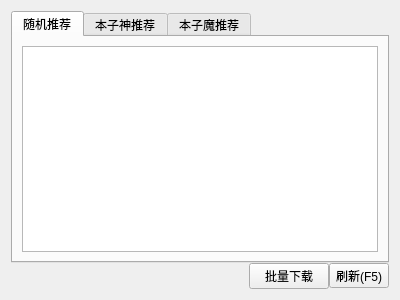
Before: the Qt Designer form ui/ui_index.ui in tonquer/picacg-qt, drawn with Qt 5.
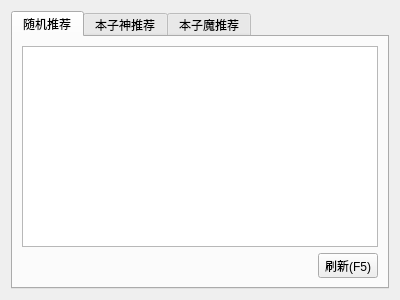
After: the same form once the commit is applied. Custom widgets are drawn as their Qt base class.

The edit to the form file:
```diff
--- a/ui/ui_index.ui
+++ b/ui/ui_index.ui
@@ -37,6 +37,33 @@
          </property>
         </widget>
        </item>
+       <item>
+        <layout class="QHBoxLayout" name="horizontalLayout">
+         <item>
+          <spacer name="horizontalSpacer">
+           <property name="orientation">
+            <enum>Qt::Horizontal</enum>
+           </property>
+           <property name="sizeHint" stdset="0">
+            <size>
+             <width>40</width>
+             <height>20</height>
+            </size>
+           </property>
+          </spacer>
+         </item>
+         <item>
+          <widget class="QToolButton" name="toolButton">
+           <property name="text">
+            <string>刷新(F5)</string>
+           </property>
+           <property name="shortcut">
+            <string>F5</string>
+           </property>
+          </widget>
+         </item>
+        </layout>
+       </item>
       </layout>
      </widget>
      <widget class="QWidget" name="tab_3">
@@ -61,40 +88,6 @@
      </widget>
     </widget>
    </item>
-   <item>
-    <layout class="QHBoxLayout" name="horizontalLayout">
-     <item>
-      <spacer name="horizontalSpacer">
-       <property name="orientation">
-        <enum>Qt::Horizontal</enum>
-       </property>
-       <property name="sizeHint" stdset="0">
-        <size>
-         <width>40</width>
-         <height>20</height>
-        </size>
-       </property>
-      </spacer>
-     </item>
-     <item>
-      <widget class="QPushButton" name="pushButton">
-       <property name="text">
-        <string>批量下载</string>
-       </property>
-      </widget>
-     </item>
-     <item>
-      <widget class="QToolButton" name="toolButton">
-       <property name="text">
-        <string>刷新(F5)</string>
-       </property>
-       <property name="shortcut">
-        <string>F5</string>
-       </property>
-      </widget>
-     </item>
-    </layout>
-   </item>
   </layout>
  </widget>
  <customwidgets>
```
